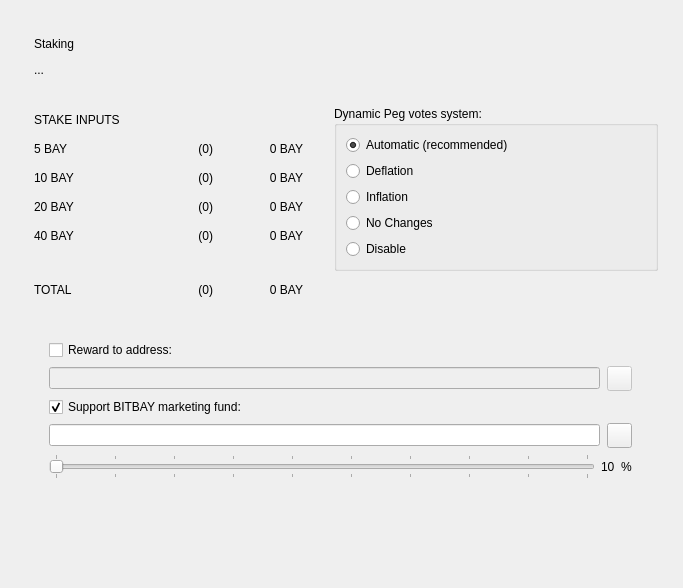
Before: the Qt Designer form src/qt/forms/stakingpage.ui in bitbaymarket/bitbay-core, drawn with Qt 5.
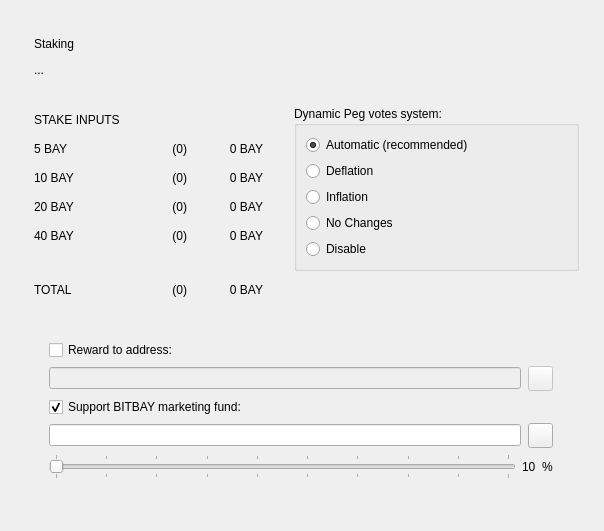
After: the same form once the commit is applied. Icons and pictures are not drawn. Custom widgets are drawn as their Qt base class.

```diff
--- a/src/qt/forms/stakingpage.ui
+++ b/src/qt/forms/stakingpage.ui
@@ -6,8 +6,8 @@
    <rect>
     <x>0</x>
     <y>0</y>
-    <width>683</width>
-    <height>588</height>
+    <width>604</width>
+    <height>531</height>
    </rect>
   </property>
   <property name="windowTitle">
@@ -44,7 +44,7 @@
            <height>200</height>
           </size>
          </property>
-         <layout class="QGridLayout" name="gridLayout_4" columnstretch="0,0,0" columnminimumwidth="0,0,0">
+         <layout class="QGridLayout" name="gridLayout_4" columnstretch="0,0,0">
           <property name="rightMargin">
            <number>25</number>
           </property>
@@ -405,19 +405,6 @@
             </item>
            </layout>
           </item>
-          <item row="6" column="0" colspan="2">
-           <spacer name="verticalSpacer_5">
-            <property name="orientation">
-             <enum>Qt::Vertical</enum>
-            </property>
-            <property name="sizeHint" stdset="0">
-             <size>
-              <width>20</width>
-              <height>40</height>
-             </size>
-            </property>
-           </spacer>
-          </item>
           <item row="3" column="1" colspan="2">
            <widget class="QGroupBox" name="groupBox">
             <property name="title">
@@ -468,19 +455,6 @@
             </layout>
            </widget>
           </item>
-          <item row="4" column="1">
-           <spacer name="verticalSpacer_3">
-            <property name="orientation">
-             <enum>Qt::Vertical</enum>
-            </property>
-            <property name="sizeHint" stdset="0">
-             <size>
-              <width>20</width>
-              <height>40</height>
-             </size>
-            </property>
-           </spacer>
-          </item>
           <item row="5" column="0" colspan="2">
            <layout class="QVBoxLayout" name="verticalLayout">
             <property name="leftMargin">
@@ -637,6 +611,19 @@
             </item>
            </layout>
           </item>
+          <item row="4" column="1">
+           <spacer name="verticalSpacer_3">
+            <property name="orientation">
+             <enum>Qt::Vertical</enum>
+            </property>
+            <property name="sizeHint" stdset="0">
+             <size>
+              <width>20</width>
+              <height>40</height>
+             </size>
+            </property>
+           </spacer>
+          </item>
          </layout>
         </widget>
        </item>
```
